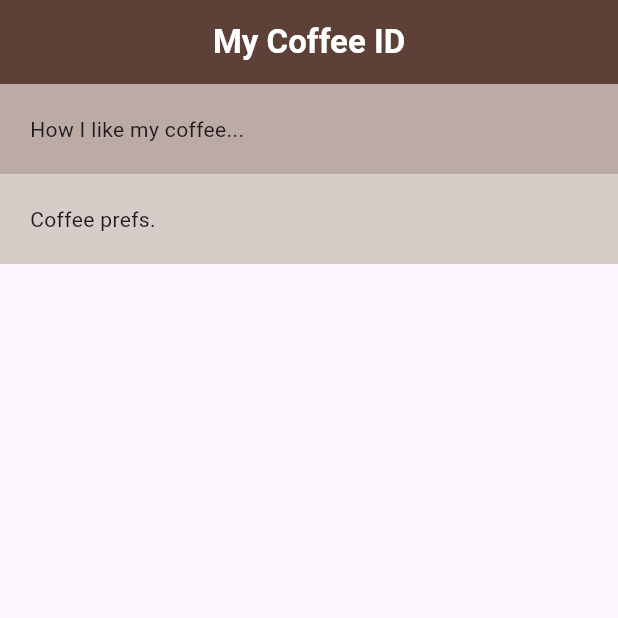
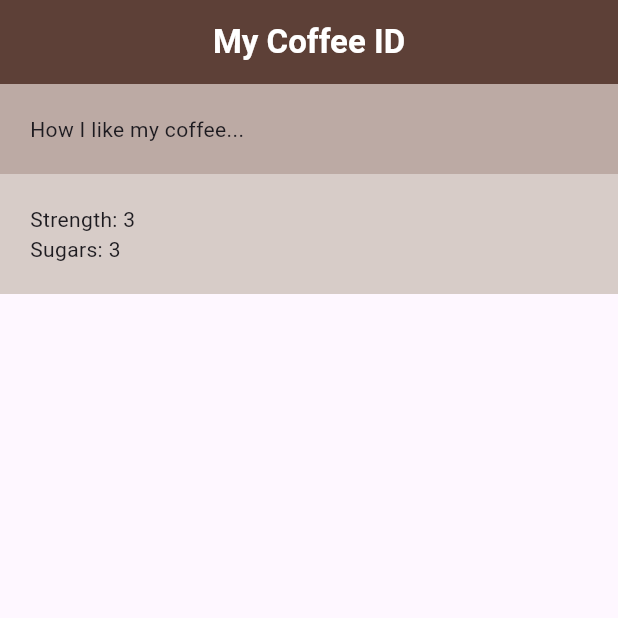
Before and after one commit to Randycullins08/coffee_card, a Flutter app: the screen it shows after launch, on a phone screen of 412 x 824 dp, the top half of it. Run offline on Flutter 3.47's test engine with Material 3 defaults, Android fonts, the phone set to English and light mode, and no system bars.

Commit message:
Rows and added coffee_prefs.dart file with CoffeePrefs widget

```diff
--- /dev/null
+++ b/lib/coffee_prefs.dart
@@ -0,0 +1,19 @@
+import 'package:flutter/material.dart';
+
+class CoffeePrefs extends StatelessWidget {
+  const CoffeePrefs({super.key});
+
+  @override
+  Widget build(BuildContext context) {
+    return const Column(
+      children: [
+        Row(
+          children: [Text("Strength: "), Text("3"), SizedBox(width: 50)],
+        ),
+        Row(
+          children: [Text("Sugars: "), Text("3"), SizedBox(width: 50)],
+        )
+      ],
+    );
+  }
+}
--- a/lib/home.dart
+++ b/lib/home.dart
@@ -1,4 +1,6 @@
 import 'package:flutter/material.dart';
+
+import 'package:coffee_card/coffee_prefs.dart';
 
 class Home extends StatelessWidget {
   const Home({super.key});
@@ -25,7 +27,7 @@ class Home extends StatelessWidget {
             Container(
               color: Colors.brown[100],
               padding: const EdgeInsets.all(20),
-              child: const Text("Coffee prefs."),
+              child: const CoffeePrefs(),
             )
           ],
         ));
```
Also changed, not shown: lib/main.dart (+6 -7 lines).
